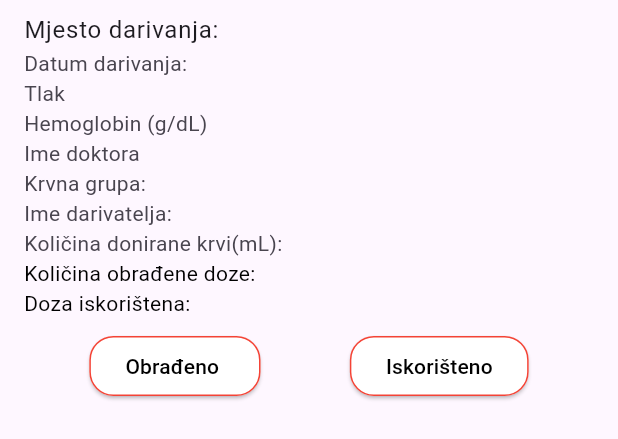
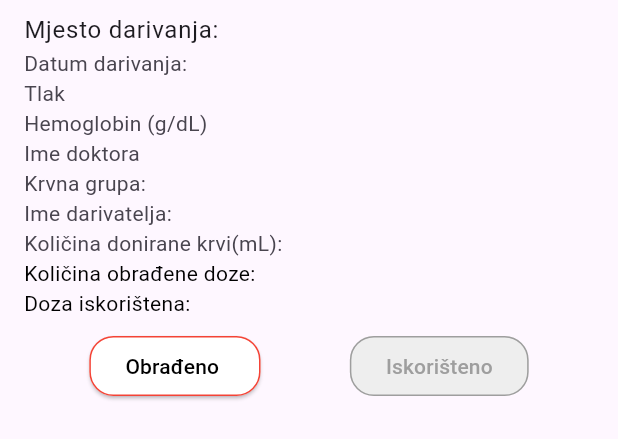
Before and after one commit to Medic01/Sustav_za_transfuziologiju, a Flutter app: the DonationListCard widget shown alone on an empty page, opened directly with empty values, on a phone screen of 412 x 824 dp. Shown: the top 439 px of the screen. Run offline on Flutter 3.47's test engine with Material 3 defaults, Android fonts, the phone set to English and light mode, and no system bars; our stand-ins replace animated_text_kit, cloud_firestore, firebase_auth, firebase_core, flutter_dotenv, flutter_pw_validator and 4 more; missing offline and left inert: dart:html, oauth2, window_to_front; accounts and stored records are empty; generated files the repository leaves out were written again.

Commit message:
changed blood types form _NEGATIVE/_POSITIVE to +/- changed text field color to red add IgnorePointer to name, date and blood_type fields in donation form

```diff
--- a/lib/screens/donation/blood_donation_form/blood_donation_form_styles.dart
+++ b/lib/screens/donation/blood_donation_form/blood_donation_form_styles.dart
@@ -14,3 +14,4 @@ final buttonStyle = ButtonStyle(
 );
 const buttonTextStyle = TextStyle(color: Colors.white);
 const headerTextColor = TextStyle(color: Colors.white);
+const labelTextStyle = TextStyle(color: Colors.red);
--- a/lib/screens/donation/donation_list_item/donation_list_card.dart
+++ b/lib/screens/donation/donation_list_item/donation_list_card.dart
@@ -24,6 +24,11 @@ class DonationListCard extends StatelessWidget {
 
   @override
   Widget build(BuildContext context) {
+    bool isProcessed = data['dose_processed'] == true;
+    bool isUsed = data['dose_used'] == true;
+
+    String bloodTypeDisplayName = mapBloodType(data['blood_type']);
+
     return Column(
       crossAxisAlignment: columnCrossAxisAlignment,
       children: [
@@ -36,11 +41,11 @@ class DonationListCard extends StatelessWidget {
               Text('${AppLocalizations.of(context)!.bloodPressure} ${data['blood_pressure']}'),
               Text('${AppLocalizations.of(context)!.hemoglobin} ${data['hemoglobin']}'),
               Text('${AppLocalizations.of(context)!.doctorName} ${data['doctor_name']}'),
-              Text('${AppLocalizations.of(context)!.bloodType} ${data['blood_type']}'),
+              Text('${AppLocalizations.of(context)!.bloodType} $bloodTypeDisplayName'),
               Text('${AppLocalizations.of(context)!.donorName} ${data['donor_name']}'),
               Text('${AppLocalizations.of(context)!.donatedAmount} ${data['donated_dose']}'),
-              _buildCheckMarkText('${AppLocalizations.of(context)!.doseProcessed}', data['dose_processed'] == true),
-              _buildCheckMarkText('${AppLocalizations.of(context)!.doseUsed}', data['dose_used'] == true),
+              _buildCheckMarkText('${AppLocalizations.of(context)!.doseProcessed}', isProcessed),
+              _buildCheckMarkText('${AppLocalizations.of(context)!.doseUsed}', isUsed),
             ],
           ),
         ),
@@ -48,17 +53,17 @@ class DonationListCard extends StatelessWidget {
           mainAxisAlignment: rowMainAxisAlignment,
           children: [
             ElevatedButton(
-              onPressed: () {
+              onPressed: !isProcessed && !isUsed ? () {
                 donationService.markDoseProcessed(documentId);
-              },
-              style: doseProcessedButtonStyle,
+              } : null,
+              style: !isProcessed && !isUsed ? doseProcessedButtonStyle : disabledButtonStyle,
               child: Text(AppLocalizations.of(context)!.processed),
             ),
             ElevatedButton(
-              onPressed: () {
+              onPressed: isProcessed && !isUsed ? () {
                 donationService.markDoseUsed(documentId);
-              },
-              style: doseUsedButtonStyle,
+              } : null,
+              style: isProcessed && !isUsed ? doseUsedButtonStyle : disabledButtonStyle,
               child: Text(AppLocalizations.of(context)!.used),
             ),
           ],
@@ -83,3 +88,26 @@ class DonationListCard extends StatelessWidget {
     );
   }
 }
+
+String mapBloodType(String bloodType) {
+  switch (bloodType) {
+    case 'A_NEGATIVE':
+      return 'A-';
+    case 'A_POSITIVE':
+      return 'A+';
+    case 'B_NEGATIVE':
+      return 'B-';
+    case 'B_POSITIVE':
+      return 'B+';
+    case 'AB_NEGATIVE':
+      return 'AB-';
+    case 'AB_POSITIVE':
+      return 'AB+';
+    case 'O_NEGATIVE':
+      return 'O-';
+    case 'O_POSITIVE':
+      return 'O+';
+    default:
+      return bloodType;
+  }
+}
--- a/lib/screens/donation/donation_list_item/donation_list_card_style.dart
+++ b/lib/screens/donation/donation_list_item/donation_list_card_style.dart
@@ -26,4 +26,14 @@ const sizedBoxHeight = 8.0;
 const checkMarkTextStyle = TextStyle(
   color: Colors.black,
 );
+final disabledButtonStyle = ButtonStyle(
+  foregroundColor: MaterialStateProperty.all<Color>(Colors.grey),
+  backgroundColor: MaterialStateProperty.all<Color>(Colors.grey[200]!),
+  shape: MaterialStateProperty.all<RoundedRectangleBorder>(
+    RoundedRectangleBorder(
+      borderRadius: BorderRadius.circular(16.0),
+      side: const BorderSide(color: Colors.grey),
+    ),
+  ),
+);
 const checkMarkIcon = Icon(Icons.check, color: Colors.green);
--- a/lib/screens/donation/dose_entry_lists/dose_entry_lists.dart
+++ b/lib/screens/donation/dose_entry_lists/dose_entry_lists.dart
@@ -7,6 +7,7 @@ import 'package:sustav_za_transfuziologiju/screens/widgets/blood_drop_loading_wi
 import 'package:sustav_za_transfuziologiju/services/donation_service.dart';
 import 'package:flutter_gen/gen_l10n/app_localizations.dart';
 import 'dose_entry_lists_stlyes.dart';
+import 'package:sustav_za_transfuziologiju/screens/widgets/blood_type_dropdown_widget/blood_type_dropdown_widget_sign.dart';
 
 class DoseEntryLists extends StatefulWidget {
   const DoseEntryLists({Key? key}) : super(key: key);
@@ -55,6 +56,7 @@ class _DoseEntryListState extends State<DoseEntryLists> {
           labelText: AppLocalizations.of(context)!.chooseBloodType,
           contentPadding: dropdownContentPadding,
           border: const OutlineInputBorder(),
+          labelStyle: dropDownTextFieldColor,
         ),
         value: selectedBloodType,
         onChanged: (String? newValue) {
@@ -63,9 +65,10 @@ class _DoseEntryListState extends State<DoseEntryLists> {
           });
         },
         items: BloodTypes.values.map((BloodTypes value) {
+          String displayName = getBloodTypeDisplayName(value);
           return DropdownMenuItem<String>(
             value: value.toString().split('.').last,
-            child: Text(value.toString().split('.').last),
+            child: Text(displayName),
           );
         }).toList(),
       ),
--- a/lib/screens/donation/dose_entry_lists/dose_entry_lists_stlyes.dart
+++ b/lib/screens/donation/dose_entry_lists/dose_entry_lists_stlyes.dart
@@ -11,5 +11,6 @@ final dropdownBoxDecoration = BoxDecoration(
   ),
 );
 const dropdownContentPadding = EdgeInsets.symmetric(horizontal: 16.0);
+const dropDownTextFieldColor = TextStyle(color: Colors.red);
 const cardElevation = 3.0;
 const cardMargin = EdgeInsets.all(8.0);
```
Also changed, not shown: lib/screens/donation/blood_donation_form/blood_donation_form.dart (+18 -6 lines).
